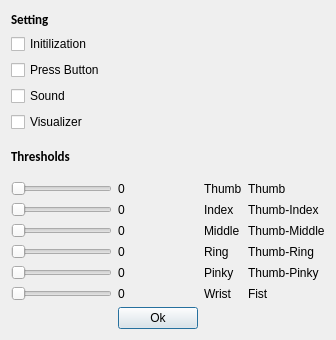
The window that hand2key2.ui (brahimrejeb/Human-Machine-Interface) describes before a commit, drawn with Qt 5.
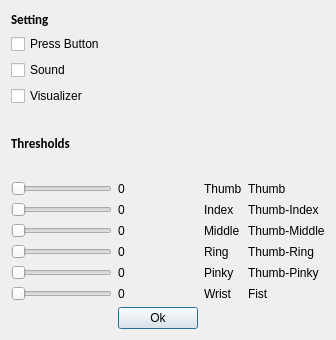
The same window after the commit.

Patch:
```diff
--- a/hand2key2.ui
+++ b/hand2key2.ui
@@ -222,13 +222,6 @@
        </property>
       </widget>
      </item>
-     <item>
-      <widget class="QCheckBox" name="Initialisation">
-       <property name="text">
-        <string>Initilization</string>
-       </property>
-      </widget>
-     </item>
      <item>
       <widget class="QCheckBox" name="PressButton">
        <property name="text">
```
Left out of the diff: 44 changed lines with no effect on the pictures. Lines whose indentation alone changed are shown as unchanged.
